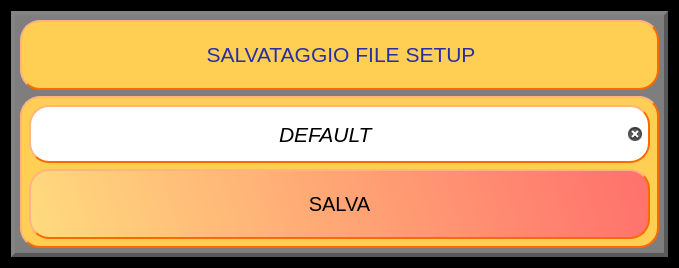
Old version of the form Qt Creator/Dialog_salvataggio.ui in the repository Mixer97/tesi_triennale.
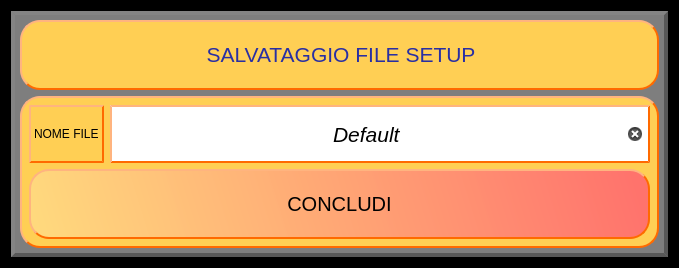
New version of the form.

What changed in the file:
```diff
--- a/Qt Creator/Dialog_salvataggio.ui
+++ b/Qt Creator/Dialog_salvataggio.ui
@@ -138,7 +138,7 @@
 }</string>
              </property>
              <property name="text">
-              <string>SALVA</string>
+              <string>CONCLUDI</string>
              </property>
             </widget>
            </item>
@@ -146,7 +146,7 @@
          </item>
          <item row="0" column="0" colspan="2">
           <layout class="QGridLayout" name="gridLayout_5">
-           <item row="0" column="0">
+           <item row="0" column="1">
             <widget class="QLineEdit" name="lineEdit_nome_file">
              <property name="sizePolicy">
               <sizepolicy hsizetype="Expanding" vsizetype="Expanding">
@@ -166,12 +166,12 @@
 	border-style: outset;
     border-width: 2px;
     border-color: rgb(255, 106, 0);
-	border-radius: 20;
+	border-radius: 0px;
 	color: rgb(0,0,0);
 }</string>
              </property>
              <property name="text">
-              <string>DEFAULT</string>
+              <string>Default</string>
              </property>
              <property name="maxLength">
               <number>100</number>
@@ -190,6 +190,26 @@
              </property>
             </widget>
            </item>
+           <item row="0" column="0">
+            <widget class="QLabel" name="label_nome_file">
+             <property name="styleSheet">
+              <string notr="true">QWidget {
+	background-color:rgb(255, 207, 84); 
+	border-style: outset;
+    border-width: 2px;
+    border-color: rgb(255, 106, 0);
+	border-radius: 0px;
+}
+QLabel{
+	color: rgb(0,0,0);
+}
+</string>
+             </property>
+             <property name="text">
+              <string>NOME FILE</string>
+             </property>
+            </widget>
+           </item>
           </layout>
          </item>
         </layout>
```
